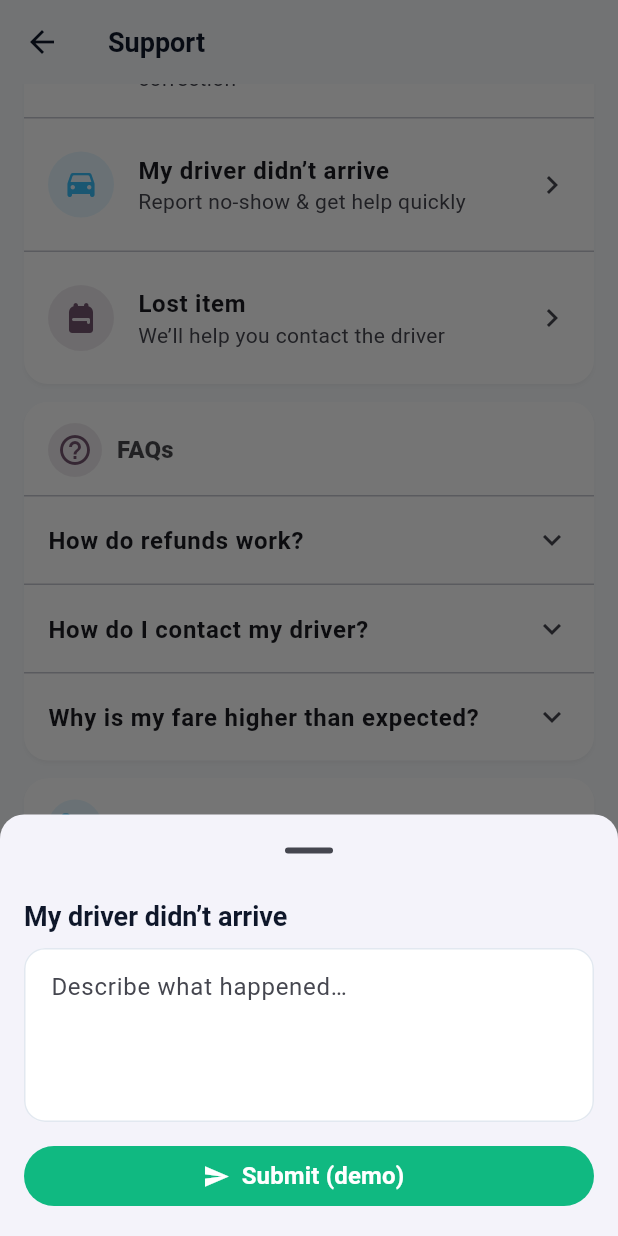
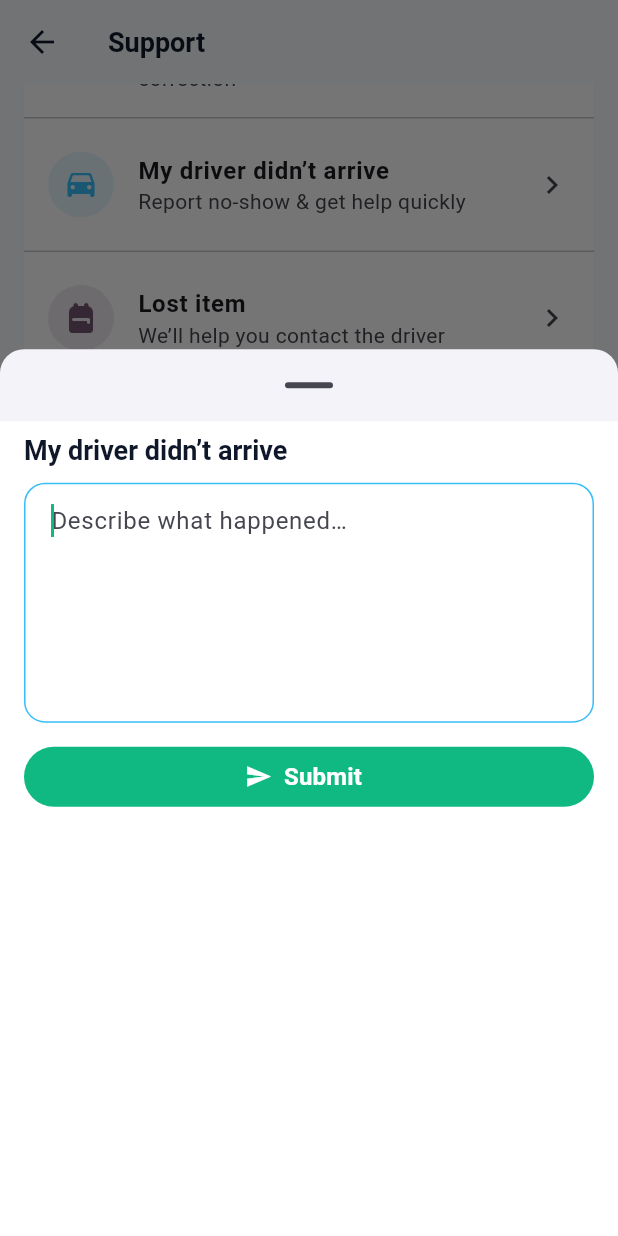
Before and after one commit to Younas548/users_panel, a Flutter app: the SupportScreen screen opened by its route, scrolled down 453 dp, after a tap on "My driver didn’t arrive", on a phone screen of 412 x 824 dp. Run offline on Flutter 3.47's test engine with Material 3 defaults, Android fonts, the phone set to English and light mode, and no system bars; our stand-ins replace geolocator, image_picker, lottie, permission_handler, share_plus; missing offline and left inert: flutter_phone_direct_caller.

Commit message:
neww update

```diff
--- a/lib/presentation/screens/rides/in_ride/in_ride_screen.dart
+++ b/lib/presentation/screens/rides/in_ride/in_ride_screen.dart
@@ -20,8 +20,8 @@ class InRideScreen extends StatelessWidget {
     final theme = Theme.of(context);
 
     final destination = ride.destination?.name ?? 'Destination';
-    const etaText = '~10 min'; // demo
-    const driverPhone = '+92 300 1234567'; // TODO: RideState se real number pass karein
+    const etaText = '~10 min';
+    const driverPhone = '+92 333 0480202'; // TODO: RideState se real number pass karein
 
     return Scaffold(
       extendBodyBehindAppBar: true,
--- a/lib/presentation/screens/safety/safety_screen.dart
+++ b/lib/presentation/screens/safety/safety_screen.dart
@@ -24,18 +24,18 @@ class _SafetyScreenState extends State<SafetyScreen> {
 
     if (ok == true && context.mounted) {
       HapticFeedback.mediumImpact();
-      _showSnack(context, 'SOS triggered (demo)');
+      _showSnack(context, 'SOS triggered');
       if (autoShareOnSOS) {
         await Future.delayed(const Duration(milliseconds: 400));
         if (context.mounted) {
-          _showSnack(context, 'Trip link auto-shared to trusted contacts (demo)');
+          _showSnack(context, 'Trip link auto-shared to trusted contacts');
         }
       }
     }
   }
 
   void _openShareSheet(BuildContext context) {
-    const link = 'https://zoomigoo.demo/trip/XYZ123';
+    const link = 'https://zoomigoo.com/trip/XYZ123';
     HapticFeedback.selectionClick();
     showModalBottomSheet(
       context: context,
@@ -126,7 +126,7 @@ class _SafetyScreenState extends State<SafetyScreen> {
               width: double.infinity,
               child: FilledButton.tonalIcon(
                 icon: const Icon(Icons.share),
-                label: const Text('Share (demo)'),
+                label: const Text('Share'),
                 onPressed: () {
                   Navigator.pop(context);
                   HapticFeedback.lightImpact();
@@ -153,7 +153,7 @@ class _SafetyScreenState extends State<SafetyScreen> {
           Text('Quick access to safety tools', style: Theme.of(context).textTheme.titleMedium),
           const SizedBox(height: 6),
           Text(
-            'Use SOS in emergencies and share your trip link with trusted contacts. (Demo only)',
+            'Use SOS in emergencies and share your trip link with trusted contacts.',
             style: Theme.of(context).textTheme.bodyMedium?.copyWith(
                   color: Theme.of(context).textTheme.bodyMedium?.color?.withOpacity(0.8),
                 ),
@@ -175,7 +175,7 @@ class _SafetyScreenState extends State<SafetyScreen> {
                 ),
                 title: const Text('Emergency SOS'),
                 subtitle: Text(
-                  autoShareOnSOS ? 'Tap to confirm — auto-share ON (demo)' : 'Tap to confirm (demo)',
+                  autoShareOnSOS ? 'Tap to confirm — auto-share ON ' : 'Tap to confirm',
                 ),
                 trailing: FilledButton(
                   style: FilledButton.styleFrom(
@@ -196,7 +196,7 @@ class _SafetyScreenState extends State<SafetyScreen> {
           SwitchListTile(
             shape: RoundedRectangleBorder(borderRadius: BorderRadius.circular(12)),
             title: const Text('Auto-share trip on SOS'),
-            subtitle: const Text('Send your live link to trusted contacts automatically (demo)'),
+            subtitle: const Text('Send your live link to trusted contacts automatically'),
             value: autoShareOnSOS,
             onChanged: (v) => setState(() => autoShareOnSOS = v),
             secondary: Icon(Icons.auto_awesome_rounded, color: cs.primary),
@@ -216,7 +216,7 @@ class _SafetyScreenState extends State<SafetyScreen> {
                 child: Icon(Icons.share, color: cs.primary),
               ),
               title: const Text('Share trip status'),
-              subtitle: const Text('Send your trip link to a contact (demo)'),
+              subtitle: const Text('Send your trip link to a contact'),
               trailing: OutlinedButton(
                 onPressed: () => _openShareSheet(context),
                 child: const Text('Share'),
@@ -363,7 +363,7 @@ class _ResponsiveSOSDialog extends StatelessWidget {
                           SizedBox(width: 6),
                           Expanded(
                             child: Text(
-                              'SOS sends immediately after confirm (demo)',
+                              'SOS sends immediately after confirm',
                               style: TextStyle(color: Colors.white70),
                             ),
                           ),
@@ -418,7 +418,7 @@ class _ResponsiveSOSDialog extends StatelessWidget {
                   ),
                   const SizedBox(height: 12),
                   Text(
-                    'This is a demo. No real emergency services will be contacted.\n\n'
+                    'This is demo. No real emergency services will be contacted.\n\n'
                     '${autoShareOnSOS ? 'Auto-share is ON: your trusted contacts will be notified.' : 'You can enable Auto-share to notify trusted contacts.'}',
                     style: Theme.of(context).textTheme.bodyMedium,
                   ),
--- a/lib/presentation/screens/settings/settings_screen.dart
+++ b/lib/presentation/screens/settings/settings_screen.dart
@@ -221,7 +221,7 @@ class _SettingsScreenState extends State<SettingsScreen> {
                 ListTile(
                   leading: Icon(Icons.badge_outlined),
                   title: Text('Version'),
-                  subtitle: Text('1.0.0 (demo)'),
+                  subtitle: Text('1.0.0'),
                 ),
               ],
             ),
--- a/lib/presentation/screens/support/support_screen.dart
+++ b/lib/presentation/screens/support/support_screen.dart
@@ -1,5 +1,6 @@
 import 'package:flutter/material.dart';
 import 'package:flutter/services.dart';
+import 'package:url_launcher/url_launcher.dart';
 
 class SupportScreen extends StatefulWidget {
   const SupportScreen({super.key});
@@ -13,62 +14,55 @@ class _SupportScreenState extends State<SupportScreen> {
     ScaffoldMessenger.of(context).showSnackBar(SnackBar(content: Text(msg)));
   }
 
+  // ---------- ISSUE BOTTOM SHEET (Keyboard-safe) ----------
   void _openIssueSheet(String title) {
     HapticFeedback.selectionClick();
-    final ctl = TextEditingController();
     showModalBottomSheet(
       context: context,
+      isScrollControlled: true,
       useSafeArea: true,
-      isScrollControlled: true,
       showDragHandle: true,
       shape: const RoundedRectangleBorder(
         borderRadius: BorderRadius.vertical(top: Radius.circular(16)),
       ),
-      builder: (_) => Padding(
-        padding: EdgeInsets.only(
-          left: 16, right: 16, top: 8,
-          bottom: MediaQuery.of(context).viewInsets.bottom + 16,
-        ),
-        child: Column(
-          mainAxisSize: MainAxisSize.min,
-          children: [
-            Align(
-              alignment: Alignment.centerLeft,
-              child: Text(title, style: Theme.of(context).textTheme.titleLarge),
-            ),
-            const SizedBox(height: 10),
-            TextFormField(
-              controller: ctl,
-              maxLines: 4,
-              textInputAction: TextInputAction.newline,
-              decoration: const InputDecoration(
-                hintText: 'Describe what happened…',
-                border: OutlineInputBorder(
-                  borderRadius: BorderRadius.all(Radius.circular(12)),
-                ),
-              ),
-            ),
-            const SizedBox(height: 12),
-            SizedBox(
-              width: double.infinity,
-              child: FilledButton.icon(
-                icon: const Icon(Icons.send),
-                label: const Text('Submit (demo)'),
-                onPressed: () {
-                  Navigator.pop(context);
-                  _snack('Ticket submitted — we’ll get back soon (demo)');
-                },
-              ),
-            ),
-          ],
-        ),
+      builder: (_) => _IssueSheet(
+        title: title,
+        onSubmitted: () {
+            Navigator.pop(context);
+            _snack('Ticket submitted — we’ll get back soon');
+        },
       ),
     );
   }
 
-  void _contact(String how) {
+  // ---------- CONTACT OPENERS (visible actions) ----------
+  Future<void> _openEmail() async {
     HapticFeedback.selectionClick();
-    _snack('$how opened (demo)');
+    final uri = Uri(
+      scheme: 'mailto',
+      path: 'support@zoomigoo.',
+      queryParameters: {
+        'subject': 'Zoomigoo Support',
+        'body': 'Hi team,\n\nI need help with…'
+      },
+    );
+    _snack('Opening email…');
+    await launchUrl(uri, mode: LaunchMode.externalApplication);
+  }
+
+  Future<void> _openCall() async {
+    HapticFeedback.selectionClick();
+    final uri = Uri(scheme: 'tel', path: '+923330480202');
+    _snack('Dialing…');
+    await launchUrl(uri, mode: LaunchMode.externalApplication);
+  }
+
+  Future<void> _openWhatsApp() async {
+    HapticFeedback.selectionClick();
+    final uri = Uri.parse(
+        'https://wa.me/923001234567?text=Hi%20Zoomigoo%20Support%2C%20I%20need%20help%20with…');
+    _snack('Opening WhatsApp…');
+    await launchUrl(uri, mode: LaunchMode.externalApplication);
   }
 
   @override
@@ -104,7 +98,8 @@ class _SupportScreenState extends State<SupportScreen> {
                     color: Colors.white.withOpacity(0.14),
                     borderRadius: BorderRadius.circular(16),
                   ),
-                  child: const Icon(Icons.support_agent_rounded, color: Colors.white, size: 26),
+                  child: const Icon(Icons.support_agent_rounded,
+                      color: Colors.white, size: 26),
                 ),
                 const SizedBox(width: 12),
                 Expanded(
@@ -123,7 +118,8 @@ class _SupportScreenState extends State<SupportScreen> {
                     foregroundColor: Colors.white,
                     backgroundColor: Colors.white.withOpacity(0.18),
                   ),
-                  onPressed: () => _snack('Live chat coming soon (demo)'),
+                  onPressed: () =>
+                      _snack('Live chat coming soon'),
                 ),
               ],
             ),
@@ -209,17 +205,17 @@ class _SupportScreenState extends State<SupportScreen> {
               children: const [
                 _FaqTile(
                   q: 'How do refunds work?',
-                  a: 'Refunds for valid claims are processed to your original payment method within 3–5 business days (demo).',
+                  a: 'Refunds for valid claims are processed to your original payment method within 3–5 business days.',
                 ),
                 Divider(height: 1),
                 _FaqTile(
                   q: 'How do I contact my driver?',
-                  a: 'From your trip details, tap “Contact driver” to call or message (demo).',
+                  a: 'From your trip details, tap “Contact driver” to call or message.',
                 ),
                 Divider(height: 1),
                 _FaqTile(
                   q: 'Why is my fare higher than expected?',
-                  a: 'Fares can change due to traffic, surge pricing, detours, or wait time (demo).',
+                  a: 'Fares can change due to traffic, surge pricing, detours, or wait time .',
                 ),
               ],
             ),
@@ -240,9 +236,9 @@ class _SupportScreenState extends State<SupportScreen> {
                     child: Icon(Icons.email_outlined, color: cs.secondary),
                   ),
                   title: const Text('Email support'),
-                  subtitle: const Text('support@zoomigoo.demo'),
+                  subtitle: const Text('support@zoomigoo.com'),
                   trailing: const Icon(Icons.arrow_outward_rounded),
-                  onTap: () => _contact('Email'),
+                  onTap: _openEmail,
                 ),
                 const Divider(height: 1),
                 ListTile(
@@ -251,21 +247,20 @@ class _SupportScreenState extends State<SupportScreen> {
                     child: Icon(Icons.call_outlined, color: cs.primary),
                   ),
                   title: const Text('Call center'),
-                  subtitle: const Text('+92 300 1234567'),
+                  subtitle: const Text('+92 333 0480202'),
                   trailing: const Icon(Icons.arrow_outward_rounded),
-                  onTap: () => _contact('Call'),
+                  onTap: _openCall,
                 ),
                 const Divider(height: 1),
                 ListTile(
                   leading: CircleAvatar(
                     backgroundColor: cs.tertiary.withOpacity(0.12),
                     child: Icon(Icons.chat_bubble_rounded, color: cs.tertiary),
-
                   ),
                   title: const Text('WhatsApp (fastest)'),
-                  subtitle: const Text('+92 300 1234567'),
+                  subtitle: const Text(' 333 0480202'),
                   trailing: const Icon(Icons.arrow_outward_rounded),
-                  onTap: () => _contact('WhatsApp'),
+                  onTap: _openWhatsApp,
                 ),
               ],
             ),
@@ -273,6 +268,90 @@ class _SupportScreenState extends State<SupportScreen> {
 
           const SizedBox(height: 24),
         ],
+      ),
+    );
+  }
+}
+
+// ——————————————————— Bottom Sheet Widget ———————————————————
+
+class _IssueSheet extends StatefulWidget {
+  final String title;
+  final VoidCallback onSubmitted;
+  const _IssueSheet({required this.title, required this.onSubmitted});
+
+  @override
+  State<_IssueSheet> createState() => _IssueSheetState();
+}
+
+class _IssueSheetState extends State<_IssueSheet> {
+  final _ctl = TextEditingController();
+  final _focus = FocusNode();
+
+  @override
+  void initState() {
+    super.initState();
+    WidgetsBinding.instance.addPostFrameCallback((_) {
+      if (mounted) _focus.requestFocus();
+    });
+  }
+
+  @override
+  void dispose() {
+    _focus.dispose();
+    _ctl.dispose();
+    super.dispose();
+  }
+
+  @override
+  Widget build(BuildContext context) {
+    return AnimatedPadding(
+      duration: const Duration(milliseconds: 180),
+      curve: Curves.easeOut,
+      padding: EdgeInsets.only(bottom: MediaQuery.of(context).viewInsets.bottom),
+      child: FractionallySizedBox(
+        heightFactor: 0.7,
+        child: Material(
+          color: Theme.of(context).colorScheme.surface,
+          child: SafeArea(
+            top: false,
+            child: SingleChildScrollView(
+              padding: const EdgeInsets.fromLTRB(16, 8, 16, 16),
+              child: Column(
+                mainAxisSize: MainAxisSize.min,
+                children: [
+                  Align(
+                    alignment: Alignment.centerLeft,
+                    child: Text(widget.title,
+                        style: Theme.of(context).textTheme.titleLarge),
+                  ),
+                  const SizedBox(height: 10),
+                  TextFormField(
+                    controller: _ctl,
+                    focusNode: _focus,
+                    maxLines: 6,
+                    textInputAction: TextInputAction.newline,
+                    decoration: const InputDecoration(
+                      hintText: 'Describe what happened…',
+                      border: OutlineInputBorder(
+                        borderRadius: BorderRadius.all(Radius.circular(12)),
+                      ),
+                    ),
+                  ),
+                  const SizedBox(height: 12),
+                  SizedBox(
+                    width: double.infinity,
+                    child: FilledButton.icon(
+                      icon: const Icon(Icons.send),
+                      label: const Text('Submit'),
+                      onPressed: widget.onSubmitted,
+                    ),
+                  ),
+                ],
+              ),
+            ),
+          ),
+        ),
       ),
     );
   }
```
